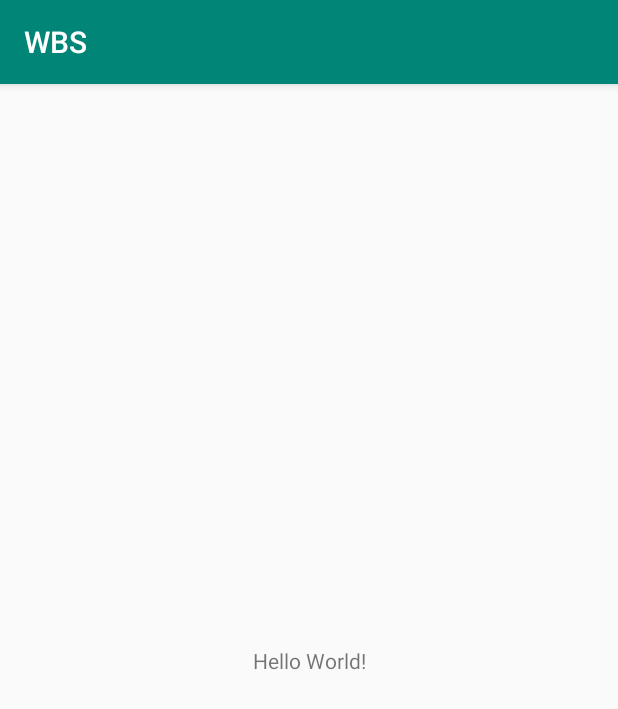
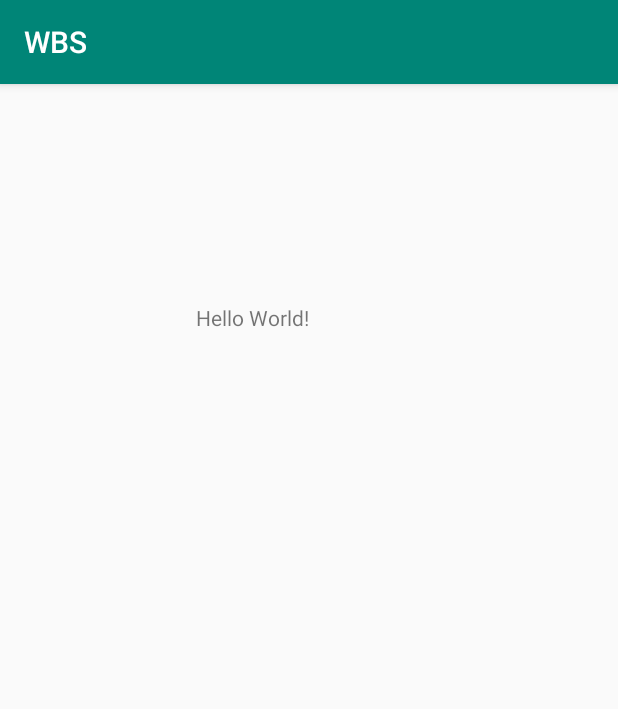
Before and after one commit to HSZG-Informatik-Projekte/WBS, an Android app: the screen it shows after launch (MainActivity), on a phone screen of 412 x 824 dp. Shown: the top 709 px of the screen. Run offline under Robolectric (Android 15) with nearby library versions, the phone set to English and light mode, and no system bars.

Commit message:
Update activity_main.xml

```diff
--- a/app/src/main/res/layout/activity_main.xml
+++ b/app/src/main/res/layout/activity_main.xml
@@ -11,8 +11,10 @@
         android:layout_height="wrap_content"
         android:text="Hello World!"
         app:layout_constraintBottom_toBottomOf="parent"
+        app:layout_constraintHorizontal_bias="0.389"
         app:layout_constraintLeft_toLeftOf="parent"
         app:layout_constraintRight_toRightOf="parent"
-        app:layout_constraintTop_toTopOf="parent" />
+        app:layout_constraintTop_toTopOf="parent"
+        app:layout_constraintVertical_bias="0.195" />
 
 </android.support.constraint.ConstraintLayout>
```
